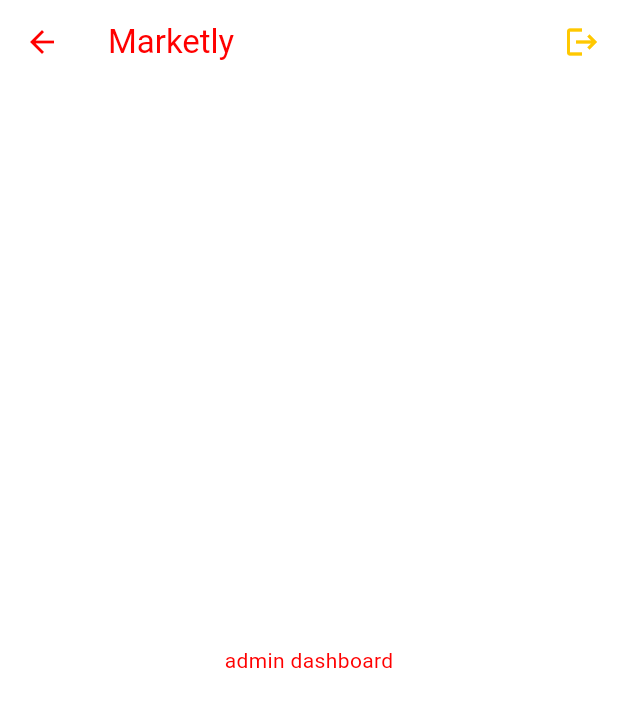
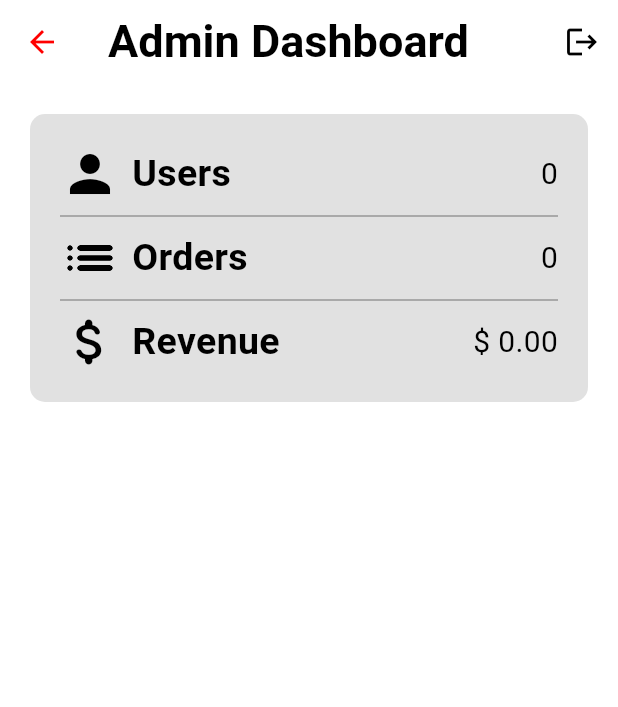
Before and after one commit to RathodJay15/Marketly, a Flutter app: the DashBoardScreen screen opened directly, after a tap on the "logout" icon, on a phone screen of 412 x 824 dp. Shown: the top 707 px of the screen. Run offline on Flutter 3.47's test engine with Material 3 defaults, Android fonts, the light colour scheme and no system bars; our stand-ins replace cached_network_image, carousel_slider, cloud_firestore, firebase_auth, firebase_core, firebase_storage and 3 more; missing offline and left inert: another_stepper; accounts and stored records are empty; generated files the repository leaves out were written again; network calls fail.

Commit message:
Admin Dashboard

```diff
--- /dev/null
+++ b/lib/data/services/admin_services.dart
@@ -0,0 +1,69 @@
+import 'package:cloud_firestore/cloud_firestore.dart';
+
+class AdminService {
+  final FirebaseFirestore _firestore = FirebaseFirestore.instance;
+
+  // ------------------------------------------------------------
+  // Total users
+  // ------------------------------------------------------------
+  Future<int> getTotalUsers() async {
+    final snapshot = await _firestore.collection('users').get();
+    return snapshot.size;
+  }
+
+  // ------------------------------------------------------------
+  // Total orders
+  // ------------------------------------------------------------
+  Future<int> getTotalOrders() async {
+    final snapshot = await _firestore.collection('orders').get();
+    return snapshot.size;
+  }
+
+  // ------------------------------------------------------------
+  // Total revenue
+  // ------------------------------------------------------------
+  Future<double> getTotalRevenue() async {
+    final snapshot = await _firestore.collection('orders').get();
+
+    double revenue = 0;
+
+    for (final doc in snapshot.docs) {
+      final data = doc.data();
+
+      //  SAFE nested read
+      final pricing = data['pricing'];
+      if (pricing is Map && pricing['total'] != null) {
+        final total = pricing['total'];
+
+        if (total is int) {
+          revenue += total.toDouble();
+        } else if (total is double) {
+          revenue += total;
+        }
+      }
+    }
+
+    return revenue;
+  }
+
+  // ------------------------------------------------------------
+  // Dashboard summary (recommended)
+  // ------------------------------------------------------------
+  Future<Map<String, dynamic>> getDashboardStats() async {
+    final usersFuture = getTotalUsers();
+    final ordersFuture = getTotalOrders();
+    final revenueFuture = getTotalRevenue();
+
+    final results = await Future.wait([
+      usersFuture,
+      ordersFuture,
+      revenueFuture,
+    ]);
+
+    return {
+      'totalUsers': results[0],
+      'totalOrders': results[1],
+      'totalRevenue': results[2],
+    };
+  }
+}
--- a/lib/presentation/admin/dash_board_screen.dart
+++ b/lib/presentation/admin/dash_board_screen.dart
@@ -1,18 +1,41 @@
 import 'package:flutter/material.dart';
+import 'package:marketly/data/services/admin_services.dart';
 import 'package:marketly/data/services/auth_service.dart';
 import 'package:marketly/providers/user_provider.dart';
 import 'package:provider/provider.dart';
 
 class DashBoardScreen extends StatefulWidget {
   const DashBoardScreen({super.key});
+
   @override
-  State<StatefulWidget> createState() => _dashBoardScreenState();
+  State<DashBoardScreen> createState() => _DashBoardScreenState();
 }
 
-class _dashBoardScreenState extends State<DashBoardScreen> {
+class _DashBoardScreenState extends State<DashBoardScreen> {
+  Map<String, dynamic>? stats;
+  bool _loading = true;
+
+  @override
+  void initState() {
+    super.initState();
+    _loadStats();
+  }
+
+  Future<void> _loadStats() async {
+    final adminService = AdminService();
+    final data = await adminService.getDashboardStats();
+
+    if (!mounted) return;
+
+    setState(() {
+      stats = data;
+      _loading = false;
+    });
+  }
+
   Future<void> onLogout() async {
-    await AuthService().logout(); // Firebase session
-    context.read<UserProvider>().clearUser(); // App state
+    await AuthService().logout();
+    context.read<UserProvider>().clearUser();
   }
 
   @override
@@ -20,18 +43,95 @@ class _dashBoardScreenState extends State<DashBoardScreen> {
     return Scaffold(
       backgroundColor: Theme.of(context).colorScheme.primary,
       appBar: AppBar(
-        title: const Text("Marketly"),
+        title: Text(
+          "Admin Dashboard",
+          style: TextStyle(
+            color: Theme.of(context).colorScheme.onInverseSurface,
+            fontWeight: FontWeight.bold,
+            fontSize: 30,
+          ),
+        ),
         backgroundColor: Theme.of(context).colorScheme.primary,
         actions: [
           IconButton(
-            icon: const Icon(Icons.logout),
-            onPressed: () {
-              onLogout();
-            },
+            icon: Icon(
+              Icons.logout,
+              color: Theme.of(context).colorScheme.onInverseSurface,
+            ),
+            onPressed: onLogout,
           ),
         ],
       ),
-      body: Center(child: Text('admin dashboard')),
+      body: _loading
+          ? const Center(child: CircularProgressIndicator())
+          : ListView(children: [_stats()]),
+    );
+  }
+
+  Widget _stats() {
+    return Padding(
+      padding: const EdgeInsets.all(20),
+      child: Container(
+        padding: const EdgeInsets.all(20),
+        decoration: BoxDecoration(
+          color: Theme.of(context).colorScheme.onSecondaryContainer,
+          borderRadius: BorderRadius.circular(10),
+        ),
+        child: Column(
+          children: [
+            _statRow(
+              icon: Icons.person,
+              label: 'Users',
+              value: stats!['totalUsers'].toString(),
+            ),
+            Divider(color: Theme.of(context).colorScheme.onPrimary),
+            _statRow(
+              icon: Icons.list_rounded,
+              label: 'Orders',
+              value: stats!['totalOrders'].toString(),
+            ),
+            Divider(color: Theme.of(context).colorScheme.onPrimary),
+            _statRow(
+              icon: Icons.attach_money_rounded,
+              label: 'Revenue',
+              value: '\$ ${stats!['totalRevenue'].toStringAsFixed(2)}',
+            ),
+          ],
+        ),
+      ),
+    );
+  }
+
+  Widget _statRow({
+    required IconData icon,
+    required String label,
+    required String value,
+  }) {
+    return Row(
+      children: [
+        Icon(
+          icon,
+          color: Theme.of(context).colorScheme.onInverseSurface,
+          size: 40,
+        ),
+        const SizedBox(width: 8),
+        Text(
+          label,
+          style: TextStyle(
+            color: Theme.of(context).colorScheme.onInverseSurface,
+            fontSize: 25,
+            fontWeight: FontWeight.bold,
+          ),
+        ),
+        const Spacer(),
+        Text(
+          value,
+          style: TextStyle(
+            color: Theme.of(context).colorScheme.onInverseSurface,
+            fontSize: 20,
+          ),
+        ),
+      ],
     );
   }
 }
--- a/lib/presentation/user/home_screen_body.dart
+++ b/lib/presentation/user/home_screen_body.dart
@@ -84,7 +84,6 @@ class _homeScreenBodyState extends State<HomeScreenBody> {
   }
 
   Widget _buildProfileCard() {
-    final user = context.read<UserProvider>().user;
     return GestureDetector(
       onTap: () => Navigator.push(
         context,
--- a/lib/presentation/user/menu/menu_screen.dart
+++ b/lib/presentation/user/menu/menu_screen.dart
@@ -44,7 +44,7 @@ class _menuScreenState extends State<MenuScreen> {
   void logout() async {
     await AuthService().logout(); // Firebase session
     context.read<UserProvider>().clearUser(); // App state
-    context.read<NavigationProvider>().setScreenIndex(0);
+    context.read<NavigationProvider>().setScreenIndex(0); // set navbar to home
     context.read<CartProvider>().stopListening();
   }
 
```
